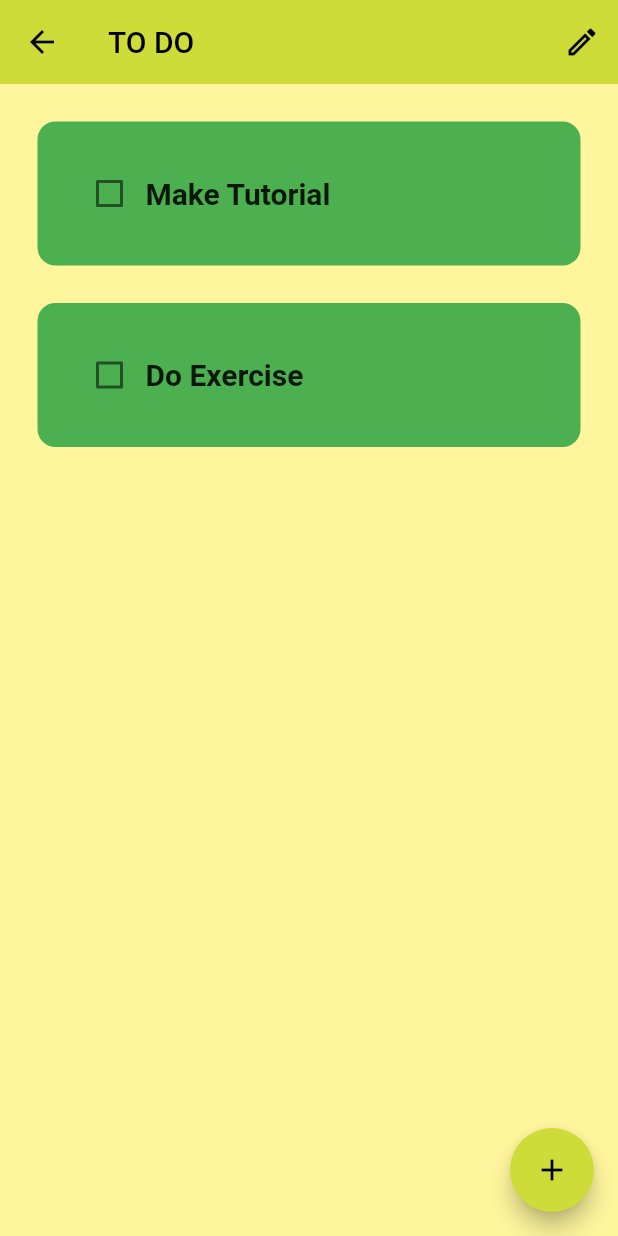
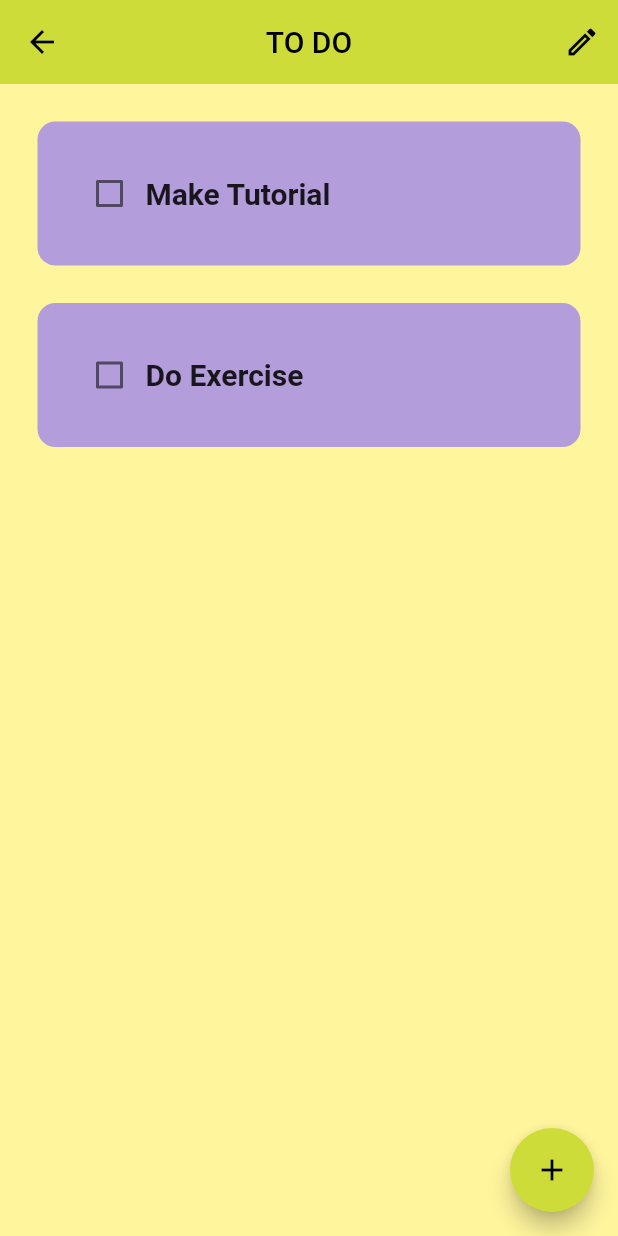
Before and after one commit to paxFortuna/MystTarot-Nav-Tab-Bar, a Flutter app: the TodoSimplePage screen opened directly, on a phone screen of 412 x 824 dp. Run offline on Flutter 3.47's test engine with Material 2 defaults, Android fonts, the phone set to English and light mode, and no system bars; drawn by our look-alikes of flutter_slidable; our stand-ins replace flutter_heatmap_calendar, google_fonts, hive, hive_flutter, percent_indicator; accounts and stored records are empty.

Commit message:
refact: ui_color

```diff
--- a/lib/data/todo_tracker_database/habit_database.dart
+++ b/lib/data/todo_tracker_database/habit_database.dart
@@ -10,7 +10,6 @@ import '../../pages/todo_tracker/date_time/date_time.dart';
 
 // reference our box
 final _myBox = Hive.box('Habit_Database');
-
 
 class HabitDatabase {
   List todaysHabitList = [];
--- a/lib/pages/todo_simple/components/todo_tile.dart
+++ b/lib/pages/todo_simple/components/todo_tile.dart
@@ -34,7 +34,7 @@ class ToDoTile extends StatelessWidget {
         child: Container(
           padding: const EdgeInsets.all(24),
           decoration: BoxDecoration(
-            color: Colors.green[500],
+            color: Colors.deepPurple[200],
             borderRadius: BorderRadius.circular(12),
           ),
           child: Row(
--- a/lib/pages/todo_simple/todo_simple_page.dart
+++ b/lib/pages/todo_simple/todo_simple_page.dart
@@ -17,6 +17,9 @@ class _TodoSimplePageState extends State<TodoSimplePage> {
   final _myBox = Hive.box('mybox');
   ToDoDataBase db = ToDoDataBase();
 
+  // text controller
+  final _controller = TextEditingController();
+
   @override
   void initState() {
     // if this is the 1st time ever openin the app, then create default data
@@ -30,8 +33,11 @@ class _TodoSimplePageState extends State<TodoSimplePage> {
     super.initState();
   }
 
-  // text controller
-  final _controller = TextEditingController();
+  @override
+  void dispose() {
+    _controller.clear();
+    super.dispose();
+  }
 
   // checkbox was tapped
   void checkBoxChanged(bool? value, int index) {
@@ -80,6 +86,7 @@ class _TodoSimplePageState extends State<TodoSimplePage> {
       backgroundColor: Colors.yellow[200],
       appBar: AppBar(
         title: const Text('TO DO'),
+        centerTitle: true,
         actions: [
           IconButton(
             onPressed: createNewTask,
--- a/lib/pages/todo_tracker/todo_tracker_page.dart
+++ b/lib/pages/todo_tracker/todo_tracker_page.dart
@@ -16,6 +16,7 @@ class TodoTrackerPage extends StatefulWidget {
 
 class _TodoTrackerPageState extends State<TodoTrackerPage> {
   HabitDatabase db = HabitDatabase();
+
   final _myBox = Hive.box("Habit_Database");
 
   @override
@@ -73,7 +74,7 @@ class _TodoTrackerPageState extends State<TodoTrackerPage> {
       ]);
     });
 
-    // clear textfield
+    // clear text field
     _newHabitNameController.clear();
     // pop dialog box
     Navigator.of(context).pop();
```
